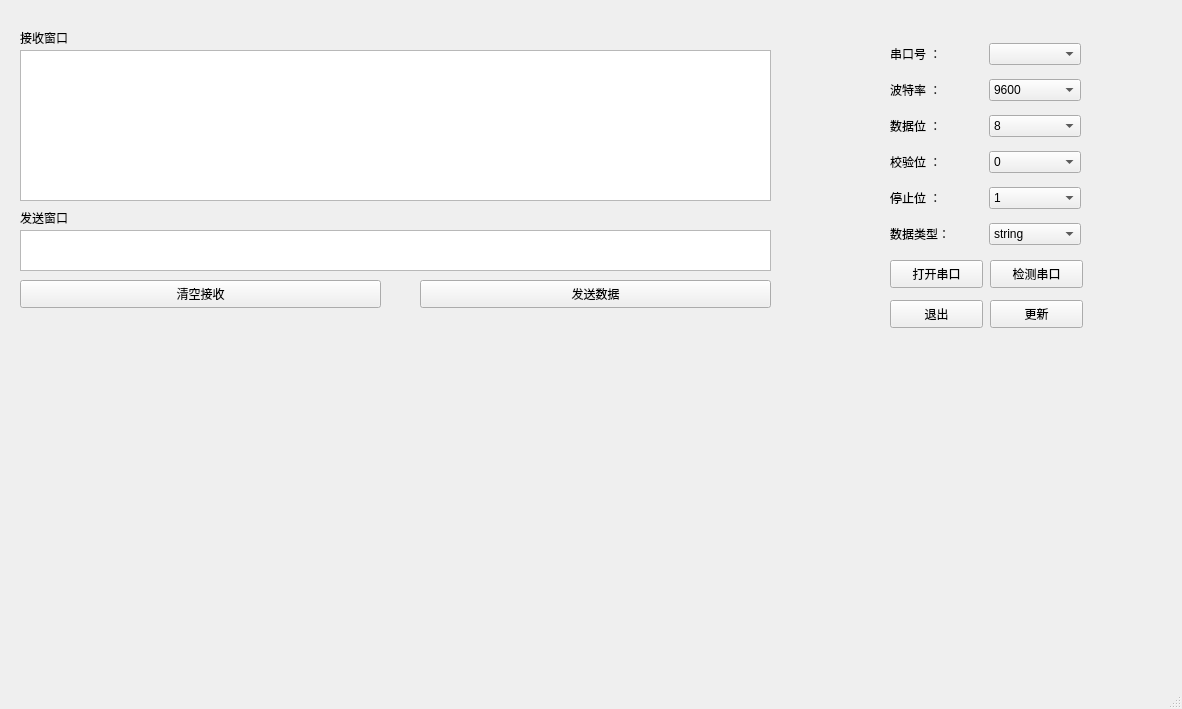
Qt form ComTest/comtest.ui (CrainTang/ComTest) before a commit.
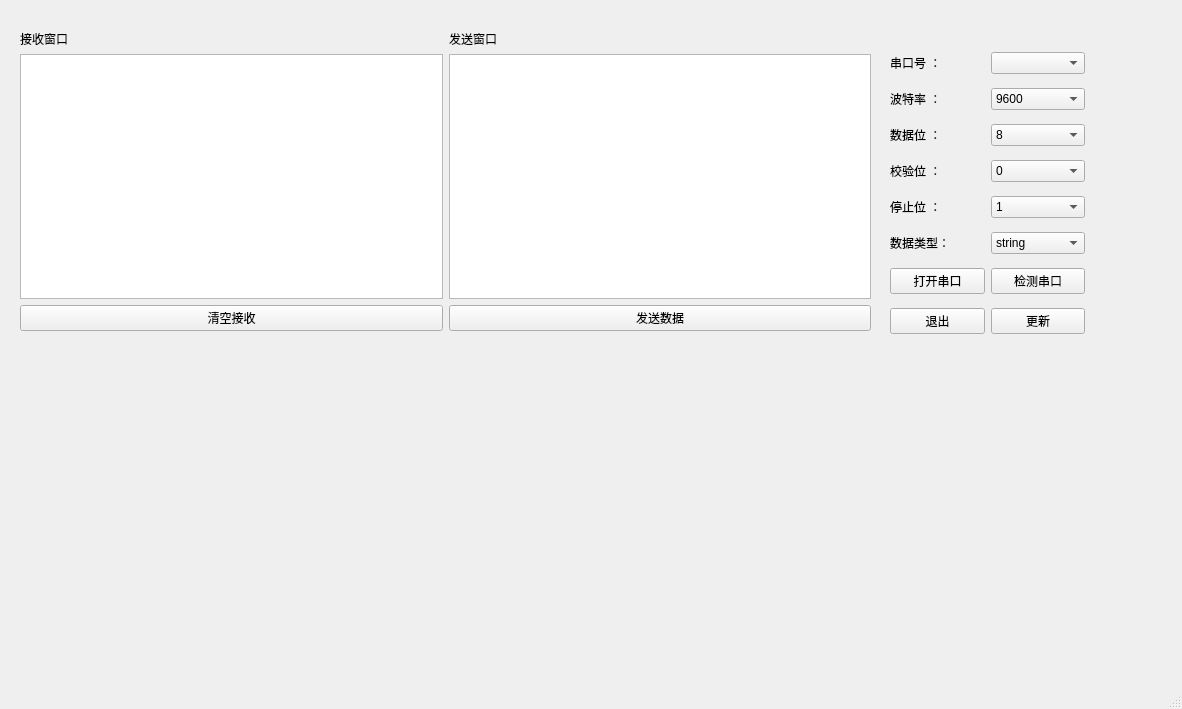
The same form after that commit. Custom widgets are drawn as their Qt base class.

The edit to the form file:
```diff
--- a/ComTest/comtest.ui
+++ b/ComTest/comtest.ui
@@ -14,134 +14,69 @@
    <string>ComTest</string>
   </property>
   <widget class="QWidget" name="centralwidget">
-   <widget class="QTextEdit" name="sendTextEdit">
-    <property name="geometry">
-     <rect>
-      <x>20</x>
-      <y>230</y>
-      <width>751</width>
-      <height>41</height>
-     </rect>
-    </property>
-   </widget>
-   <widget class="QPushButton" name="pushButton">
-    <property name="geometry">
-     <rect>
-      <x>890</x>
-      <y>300</y>
-      <width>93</width>
-      <height>28</height>
-     </rect>
-    </property>
-    <property name="text">
-     <string>退出</string>
-    </property>
-   </widget>
-   <widget class="QPushButton" name="openButton">
-    <property name="geometry">
-     <rect>
-      <x>890</x>
-      <y>260</y>
-      <width>93</width>
-      <height>28</height>
-     </rect>
-    </property>
-    <property name="text">
-     <string>打开串口</string>
-    </property>
-   </widget>
    <widget class="QwtPlot" name="qwtPlot">
     <property name="geometry">
      <rect>
       <x>20</x>
-      <y>360</y>
-      <width>1141</width>
-      <height>281</height>
+      <y>350</y>
+      <width>1101</width>
+      <height>291</height>
      </rect>
     </property>
    </widget>
-   <widget class="QPushButton" name="searchButton">
+   <widget class="QWidget" name="">
     <property name="geometry">
      <rect>
-      <x>990</x>
-      <y>260</y>
-      <width>93</width>
-      <height>28</height>
+      <x>20</x>
+      <y>30</y>
+      <width>851</width>
+      <height>301</height>
      </rect>
     </property>
-    <property name="text">
-     <string>检测串口</string>
-    </property>
-   </widget>
+    <layout class="QGridLayout" name="gridLayout_2">
+     <item row="2" column="1">
    <widget class="QPushButton" name="sendButton">
-    <property name="geometry">
-     <rect>
-      <x>420</x>
-      <y>280</y>
-      <width>351</width>
-      <height>28</height>
-     </rect>
-    </property>
     <property name="text">
      <string>发送数据</string>
     </property>
    </widget>
+     </item>
+     <item row="1" column="1">
+      <widget class="QTextEdit" name="sendTextEdit"/>
+     </item>
+     <item row="1" column="0">
+      <widget class="QTextEdit" name="recvTextEdit"/>
+     </item>
+     <item row="2" column="0">
    <widget class="QPushButton" name="clearButton">
-    <property name="geometry">
-     <rect>
-      <x>20</x>
-      <y>280</y>
-      <width>361</width>
-      <height>28</height>
-     </rect>
-    </property>
     <property name="text">
      <string>清空接收</string>
     </property>
    </widget>
+     </item>
+     <item row="0" column="0">
    <widget class="QLabel" name="label_3">
-    <property name="geometry">
-     <rect>
-      <x>20</x>
-      <y>30</y>
-      <width>72</width>
-      <height>15</height>
-     </rect>
-    </property>
     <property name="text">
      <string>接收窗口</string>
     </property>
    </widget>
+     </item>
+     <item row="0" column="1">
    <widget class="QLabel" name="label_4">
-    <property name="geometry">
-     <rect>
-      <x>20</x>
-      <y>210</y>
-      <width>72</width>
-      <height>15</height>
-     </rect>
-    </property>
     <property name="text">
      <string>发送窗口</string>
     </property>
    </widget>
-   <widget class="QTextEdit" name="recvTextEdit">
-    <property name="geometry">
-     <rect>
-      <x>20</x>
-      <y>50</y>
-      <width>751</width>
-      <height>151</height>
-     </rect>
-    </property>
+     </item>
+    </layout>
    </widget>
-   <widget class="QWidget" name="layoutWidget">
+   <widget class="QWidget" name="">
     <property name="geometry">
      <rect>
       <x>890</x>
-      <y>35</y>
-      <width>191</width>
-      <height>221</height>
+      <y>44</y>
+      <width>195</width>
+      <height>301</height>
      </rect>
     </property>
     <layout class="QGridLayout" name="gridLayout">
@@ -255,20 +190,35 @@
        </item>
       </widget>
      </item>
-    </layout>
-   </widget>
+     <item row="6" column="0">
+      <widget class="QPushButton" name="openButton">
+       <property name="text">
+        <string>打开串口</string>
+       </property>
+      </widget>
+     </item>
+     <item row="6" column="1">
+      <widget class="QPushButton" name="searchButton">
+       <property name="text">
+        <string>检测串口</string>
+       </property>
+      </widget>
+     </item>
+     <item row="7" column="0">
+      <widget class="QPushButton" name="pushButton">
+       <property name="text">
+        <string>退出</string>
+       </property>
+      </widget>
+     </item>
+     <item row="7" column="1">
    <widget class="QPushButton" name="pushButton_2">
-    <property name="geometry">
-     <rect>
-      <x>990</x>
-      <y>300</y>
-      <width>93</width>
-      <height>28</height>
-     </rect>
-    </property>
     <property name="text">
      <string>更新</string>
     </property>
+      </widget>
+     </item>
+    </layout>
    </widget>
   </widget>
   <widget class="QMenuBar" name="menubar">
```
Lines whose indentation alone changed are shown as unchanged.
